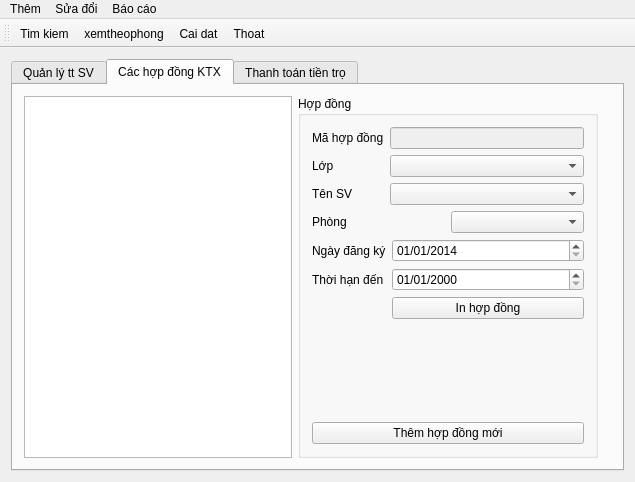
The window that mainwindow.ui (xdien/qlsv_ktx) describes before a commit, drawn with Qt 5.
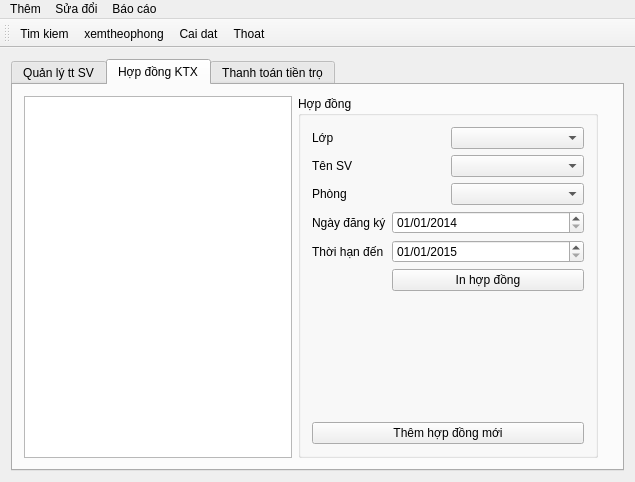
The same window after the commit. The open tabs and pages were chosen to show the change. Icons and pictures are not drawn.

What changed in the file:
```diff
--- a/mainwindow.ui
+++ b/mainwindow.ui
@@ -330,7 +330,7 @@
       </widget>
       <widget class="QWidget" name="tab_2">
        <attribute name="title">
-        <string>Các hợp đồng KTX</string>
+        <string>Hợp đồng KTX</string>
        </attribute>
        <layout class="QHBoxLayout" name="horizontalLayout_3">
         <item>
@@ -360,40 +360,26 @@
           <layout class="QVBoxLayout" name="verticalLayout">
            <item>
             <layout class="QGridLayout" name="gridLayout">
-             <item row="1" column="1">
+             <item row="0" column="1">
               <widget class="QComboBox" name="comboxLop_tabHopdong"/>
              </item>
-             <item row="1" column="0">
+             <item row="0" column="0">
               <widget class="QLabel" name="label_10">
                <property name="text">
                 <string>Lớp</string>
                </property>
               </widget>
              </item>
-             <item row="3" column="0">
+             <item row="2" column="0">
               <widget class="QLabel" name="label_9">
                <property name="text">
                 <string>Tên SV</string>
                </property>
               </widget>
              </item>
-             <item row="3" column="1">
+             <item row="2" column="1">
               <widget class="QComboBox" name="comboBoxSV_tabHD"/>
              </item>
-             <item row="0" column="1">
-              <widget class="QLineEdit" name="lineEdit_mahd">
-               <property name="enabled">
-                <bool>false</bool>
-               </property>
-              </widget>
-             </item>
-             <item row="0" column="0">
-              <widget class="QLabel" name="label">
-               <property name="text">
-                <string>Mã hợp đồng</string>
-               </property>
-              </widget>
-             </item>
             </layout>
            </item>
            <item>
@@ -442,6 +428,13 @@
              </item>
              <item row="1" column="1">
               <widget class="QDateEdit" name="dateEdit_thoihan">
+               <property name="date">
+                <date>
+                 <year>2015</year>
+                 <month>1</month>
+                 <day>1</day>
+                </date>
+               </property>
                <property name="displayFormat">
                 <string>dd/MM/yyyy</string>
                </property>
```
Left out of the diff: 55 changed lines with no effect on the pictures.
